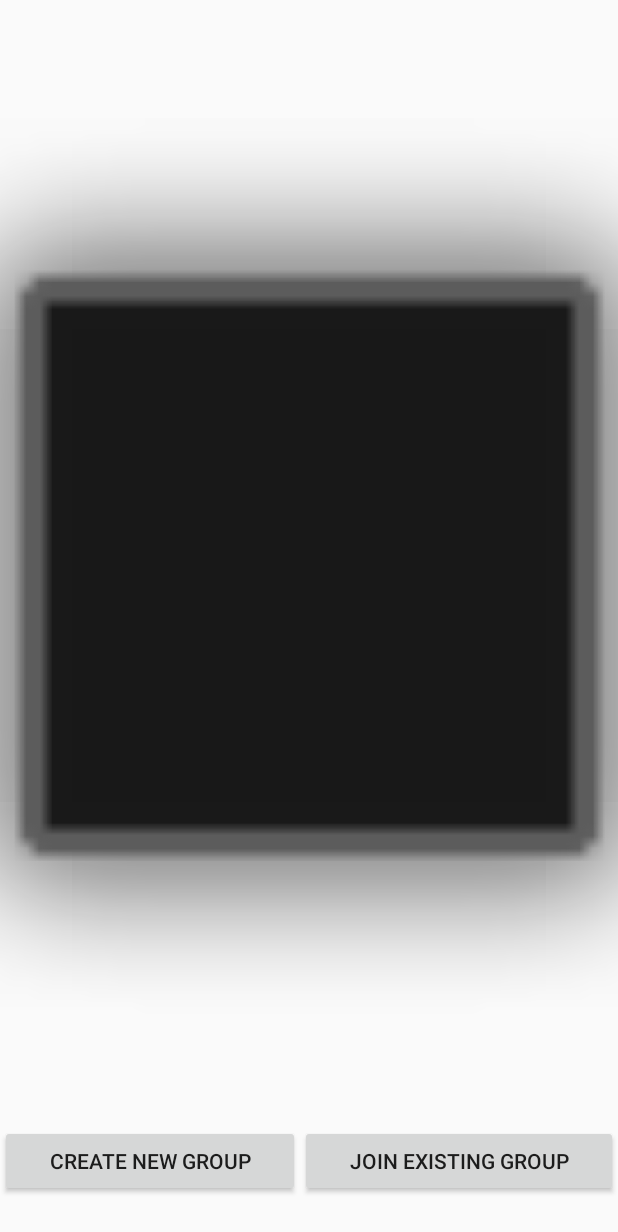
After one commit to David98Wang/What2Eat, an Android app: the layout activity_qrcode.xml on its own in the app's theme, with its tools: preview values and no code run, on a phone screen of 412 x 824 dp. The commit adds this screen. Shown: the top 1232 px of the screen. Run offline under Robolectric (Android 15) with nearby library versions, the phone set to English and light mode, and no system bars.

Commit message:
Added QRCode activity xml file

```diff
--- /dev/null
+++ b/app/src/main/res/layout/activity_qrcode.xml
@@ -0,0 +1,42 @@
+<?xml version="1.0" encoding="utf-8"?>
+<RelativeLayout xmlns:android="http://schemas.android.com/apk/res/android"
+    xmlns:app="http://schemas.android.com/apk/res-auto"
+    android:id="@+id/layoutMain"
+    android:layout_width="match_parent"
+    android:layout_height="match_parent"
+    android:orientation="vertical">
+
+    <ImageView
+        android:id="@+id/imgQRCode"
+        android:layout_width="1000px"
+        android:layout_height="1000px"
+        android:layout_centerHorizontal="true"
+        android:layout_centerVertical="true"
+        android:scaleType="centerCrop"
+        app:srcCompat="@android:drawable/alert_dark_frame" />
+
+    <LinearLayout
+        android:layout_width="match_parent"
+        android:layout_height="wrap_content"
+        android:orientation="horizontal"
+        android:layout_weight="0"
+        android:layout_alignParentBottom="true"
+        android:layout_alignParentStart="true"
+        android:layout_marginBottom="26dp"
+        android:id="@+id/linearLayout">
+
+        <Button
+            android:id="@+id/btnNewGroup"
+            android:layout_width="wrap_content"
+            android:layout_height="wrap_content"
+            android:layout_weight="1"
+            android:text="Create New Group" />
+
+        <Button
+            android:id="@+id/btnJoinGroup"
+            android:layout_width="wrap_content"
+            android:layout_height="wrap_content"
+            android:layout_weight="1"
+            android:text="Join Existing Group" />
+    </LinearLayout>
+</RelativeLayout>
```
Also changed, not shown: app/src/main/java/eng/waterloo/what2eat/QRCodeActivity.java (+38 -3 lines).
